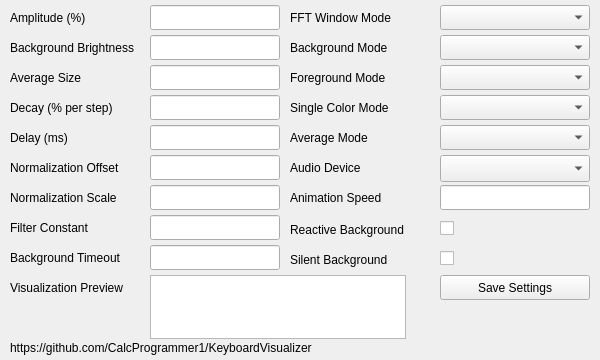
Old version of the form KeyboardVisualizerQT/keyboardvisualizer.ui in the repository CalcProgrammer1/KeyboardVisualizer.
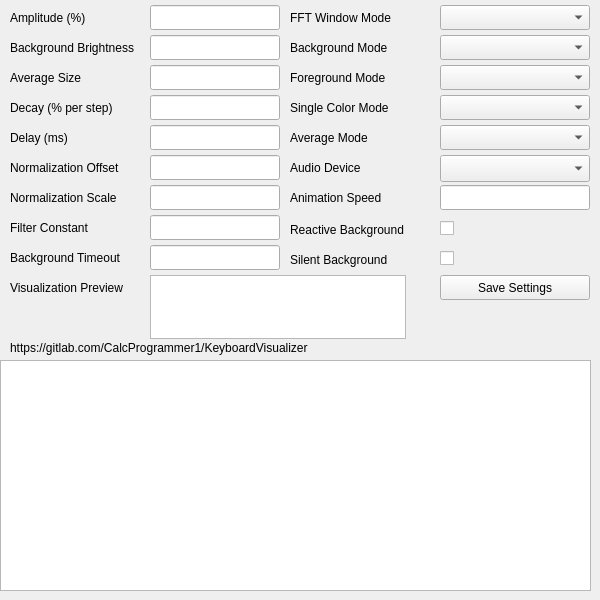
New version of the form.

```diff
--- a/KeyboardVisualizerQT/keyboardvisualizer.ui
+++ b/KeyboardVisualizerQT/keyboardvisualizer.ui
@@ -7,7 +7,7 @@
     <x>0</x>
     <y>0</y>
     <width>600</width>
-    <height>360</height>
+    <height>600</height>
    </rect>
   </property>
   <property name="windowTitle">
@@ -386,7 +386,7 @@
      </rect>
     </property>
     <property name="text">
-     <string>https://github.com/CalcProgrammer1/KeyboardVisualizer</string>
+     <string>https://gitlab.com/CalcProgrammer1/KeyboardVisualizer</string>
     </property>
    </widget>
    <widget class="QCheckBox" name="checkBox_Reactive_Background">
@@ -510,6 +510,16 @@
      <string>Background Timeout</string>
     </property>
    </widget>
+   <widget class="QListWidget" name="list_Devices">
+    <property name="geometry">
+     <rect>
+      <x>0</x>
+      <y>360</y>
+      <width>591</width>
+      <height>231</height>
+     </rect>
+    </property>
+   </widget>
   </widget>
  </widget>
  <layoutdefault spacing="6" margin="11"/>
```
Left out of the diff: 2 changed lines with no effect on the pictures.
